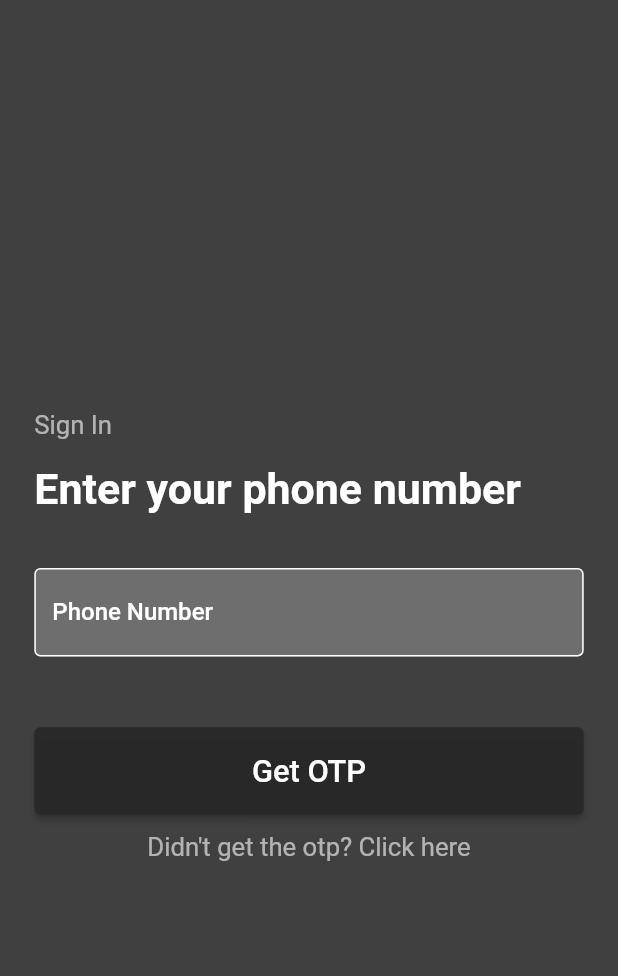
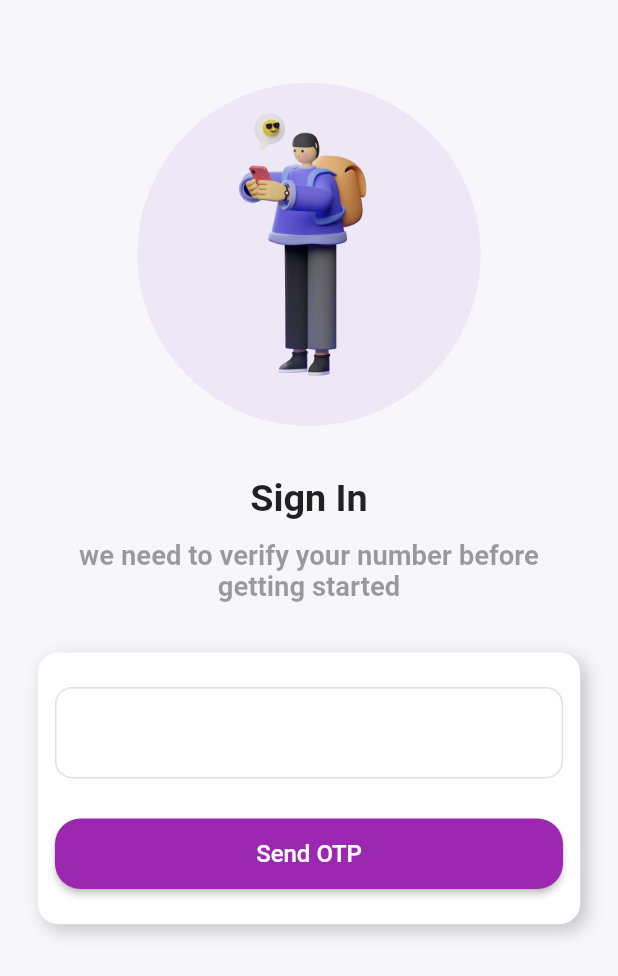
Before and after one commit to Bhavikk01/internship_task2332, a Flutter app: the screen it shows after launch, on a phone screen of 412 x 824 dp. Shown: the top 976 px of the screen. Run offline on Flutter 3.47's test engine with Material 2 defaults, Android fonts, the phone set to English and light mode, and no system bars; our stand-ins replace flutter_screenutil, fluttertoast, freezed_annotation, get, hexcolor, pin_code_fields and 1 more.

Commit message:
done with some changes

```diff
--- a/lib/app/screens/auth_screen/getx_helper/auth_controller.dart
+++ b/lib/app/screens/auth_screen/getx_helper/auth_controller.dart
@@ -14,6 +14,7 @@ class AuthController extends GetxController {
   TextEditingController phoneNumber = TextEditingController();
   TextEditingController otpController = TextEditingController();
   String requestId = '';
+  Rx<bool> isValid = false.obs;
 
   handleSignInByPhone() async {
     Response res = await ApiClient.to.postData(
@@ -84,8 +85,8 @@ class AuthController extends GetxController {
     }
   }
 
-  bool validate() {
-    return (int.tryParse(phoneNumber.text) != null) &&
+  validate() {
+    isValid.value = (int.tryParse(phoneNumber.text) != null) &&
         phoneNumber.text.length == 10;
   }
 
--- a/lib/app/screens/auth_screen/sign_in_page.dart
+++ b/lib/app/screens/auth_screen/sign_in_page.dart
@@ -1,78 +1,123 @@
 import 'package:flutter/material.dart';
 import 'package:flutter/services.dart';
 import 'package:flutter_screenutil/flutter_screenutil.dart';
-import 'package:fluttertoast/fluttertoast.dart';
 import 'package:get/get.dart';
 import 'getx_helper/auth_controller.dart';
 
 class SignInPage extends GetView<AuthController> {
-  SignInPage({Key? key}) : super(key: key);
+  const SignInPage({Key? key}) : super(key: key);
 
   @override
   Widget build(BuildContext context) {
     return Scaffold(
-      backgroundColor: Theme.of(context).colorScheme.primary,
-      body: Padding(
-        padding: EdgeInsets.symmetric(vertical: 10.h, horizontal: 20.w),
+      resizeToAvoidBottomInset: false,
+      backgroundColor: const Color(0xfff7f6fb),
+      body: SafeArea(
+        child: Padding(
+          padding: EdgeInsets.symmetric(vertical: 24.h, horizontal: 22.w),
           child: Column(
-          crossAxisAlignment: CrossAxisAlignment.stretch,
-          mainAxisAlignment: MainAxisAlignment.center,
             children: [
               SizedBox(
-              height: 20.h,
+                height: 18.h,
+              ),
+              Container(
+                width: 200.w,
+                height: 200.h,
+                decoration: BoxDecoration(
+                  color: Colors.deepPurple.shade50,
+                  shape: BoxShape.circle,
+                ),
+                child: Image.asset(
+                  'assets/images/illustration-2.png',
+                ),
+              ),
+              SizedBox(
+                height: 24.h,
               ),
               Text(
                 'Sign In',
-              style: TextStyle(color: Colors.white60, fontSize: 15.sp),
-            ),
-            SizedBox(
-              height: 13.h,
-            ),
-            Text(
-              'Enter your phone number',
                 style: TextStyle(
-                color: Colors.white,
-                fontSize: 25.sp,
-                fontWeight: FontWeight.w700,
+                  fontSize: 22.sp,
+                  fontWeight: FontWeight.bold,
                 ),
               ),
               SizedBox(
-              height: 30.h,
+                height: 10.h,
               ),
-            TextField(
-              style: const TextStyle(
-                fontWeight: FontWeight.w500,
+              Text(
+                "we need to verify your number before getting started",
+                style: TextStyle(
+                  fontSize: 16.sp,
+                  fontWeight: FontWeight.bold,
+                  color: Colors.black38,
+                ),
+                textAlign: TextAlign.center,
+              ),
+              SizedBox(
+                height: 28.h,
+              ),
+              Container(
+                padding: EdgeInsets.symmetric(vertical: 20.w, horizontal: 10.w),
+                decoration: BoxDecoration(
                     color: Colors.white,
-                letterSpacing: 2,
+                    borderRadius: BorderRadius.circular(12.r),
+                    boxShadow: [
+                      BoxShadow(
+                        color: Colors.black.withOpacity(0.2),
+                        blurRadius: 8.r,
+                        offset: const Offset(4, 4),
                       ),
+                    ]),
+                child: Column(
+                  children: [
+                    Obx(
+                    () => TextFormField(
                         keyboardType: TextInputType.number,
                         controller: controller.phoneNumber,
-              inputFormatters: [LengthLimitingTextInputFormatter(10)],
-              decoration: const InputDecoration(
+                        style: TextStyle(
+                          fontSize: 16.sp,
+                          fontWeight: FontWeight.bold,
+                        ),
+                        decoration: InputDecoration(
                           enabledBorder: OutlineInputBorder(
-                  borderSide: BorderSide(color: Colors.white),
+                            borderSide: const BorderSide(color: Colors.black12),
+                            borderRadius: BorderRadius.circular(10.r),
                           ),
                           focusedBorder: OutlineInputBorder(
-                  borderSide: BorderSide(color: Colors.white),
+                            borderSide: const BorderSide(color: Colors.black12),
+                            borderRadius: BorderRadius.circular(10.r),
                           ),
-                labelText: "Phone Number",
-                labelStyle: TextStyle(
-                  color: Colors.white,
-                  fontWeight: FontWeight.w500,
-                  letterSpacing: 0,
+                          prefix: Padding(
+                            padding: EdgeInsets.symmetric(horizontal: 8.w),
+                            child: Text(
+                              '+91',
+                              style: TextStyle(
+                                fontSize: 16.sp,
+                                fontWeight: FontWeight.bold,
                               ),
-                filled: true,
-                fillColor: Colors.white24,
+                            ),
+                          ),
+                          suffixIcon: controller.isValid.value
+                              ? Icon(
+                                  Icons.check_circle,
+                                  color: Colors.green,
+                                  size: 32.w,
+                                )
+                              : null,
+                        ),
+                        onChanged: (number) {
+                          controller.validate();
+                        },
                       ),
                     ),
                     SizedBox(
-              height: 30.h,
+                      height: 22.h,
                     ),
-            Padding(
-              padding: EdgeInsets.symmetric(vertical: 10.w),
+                    SizedBox(
+                      width: double.infinity,
                       child: ElevatedButton(
                         onPressed: () async {
-                  if (controller.validate()) {
+                          if (controller.isValid.value) {
                             await controller.handleSignInByPhone();
                           } else {
                             Get.snackbar(
@@ -82,14 +127,14 @@ class SignInPage extends GetView<AuthController> {
                                 'Phone Number',
                                 style: TextStyle(
                                   fontWeight: FontWeight.w700,
-                          fontSize: 16.sp
+                                  fontSize: 16.sp,
                                 ),
                               ),
                               messageText: Text(
                                 'Please enter a valid phone number',
                                 style: TextStyle(
                                   fontWeight: FontWeight.w500,
-                          fontSize: 12.sp
+                                  fontSize: 12.sp,
                                 ),
                               ),
                               margin: EdgeInsets.symmetric(
@@ -101,28 +146,34 @@ class SignInPage extends GetView<AuthController> {
                             );
                           }
                         },
-                child: Container(
-                  padding: EdgeInsets.symmetric(vertical: 15.w),
-                  child: Text(
-                    "Get OTP",
-                    style: TextStyle(
-                      color: Colors.white,
-                      fontWeight: FontWeight.w500,
-                      fontSize: 18.sp,
+                        style: ButtonStyle(
+                          foregroundColor:
+                              MaterialStateProperty.all<Color>(Colors.white),
+                          backgroundColor:
+                              MaterialStateProperty.all<Color>(Colors.purple),
+                          shape:
+                              MaterialStateProperty.all<RoundedRectangleBorder>(
+                            RoundedRectangleBorder(
+                              borderRadius: BorderRadius.circular(15.r),
                             ),
                           ),
                         ),
+                        child: const Padding(
+                          padding: EdgeInsets.all(14.0),
+                          child: Text(
+                            'Send OTP',
+                            style: TextStyle(fontSize: 16),
                           ),
                         ),
-            Center(
-              child: Text(
-                "Didn't get the otp? Click here",
-                style: TextStyle(color: Colors.white60, fontSize: 15.sp),
+                      ),
+                    )
+                  ],
                 ),
               ),
             ],
           ),
         ),
+      ),
     );
   }
 }
--- a/lib/main.dart
+++ b/lib/main.dart
@@ -30,7 +30,7 @@ class MyApp extends StatelessWidget {
           scaffoldBackgroundColor: Colors.grey.shade100,
           colorScheme: ColorScheme.fromSwatch(
             primarySwatch: Colors.grey,).copyWith(secondary: const Color(0xff041c50),
-            primary: const Color(0xe2272728),
+            // primary: const Color(0xe2272728),
           ),
         ),
         initialRoute: RoutePaths.splashScreen,
--- a/pubspec.yaml
+++ b/pubspec.yaml
@@ -80,7 +80,7 @@ flutter:
 
   # To add assets to your application, add an assets section, like this:
   assets:
-     - assets/
+     - assets/images/
     #   - images/a_dot_ham.jpeg
 
   # An image asset can refer to one or more resolution-specific "variants", see
```
Also changed, not shown: lib/app/screens/auth_screen/otp_verification_screen.dart (+107 -65 lines), assets/avatar.png (deleted), assets/clipart1148546.png (deleted), assets/images/illustration-1.png (added), assets/images/illustration-2.png (added), assets/images/illustration-3.png (added), assets/logo.png (deleted), assets/map-marker.png (deleted), assets/titlepage.png (deleted). Lines whose indentation alone changed are shown as unchanged.
